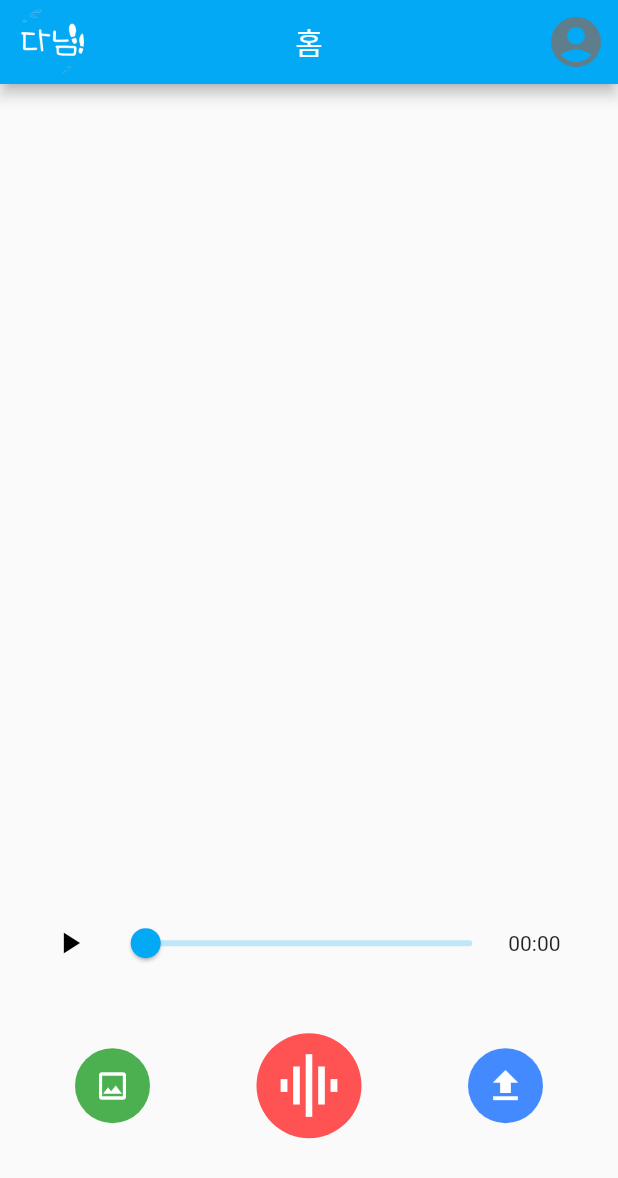
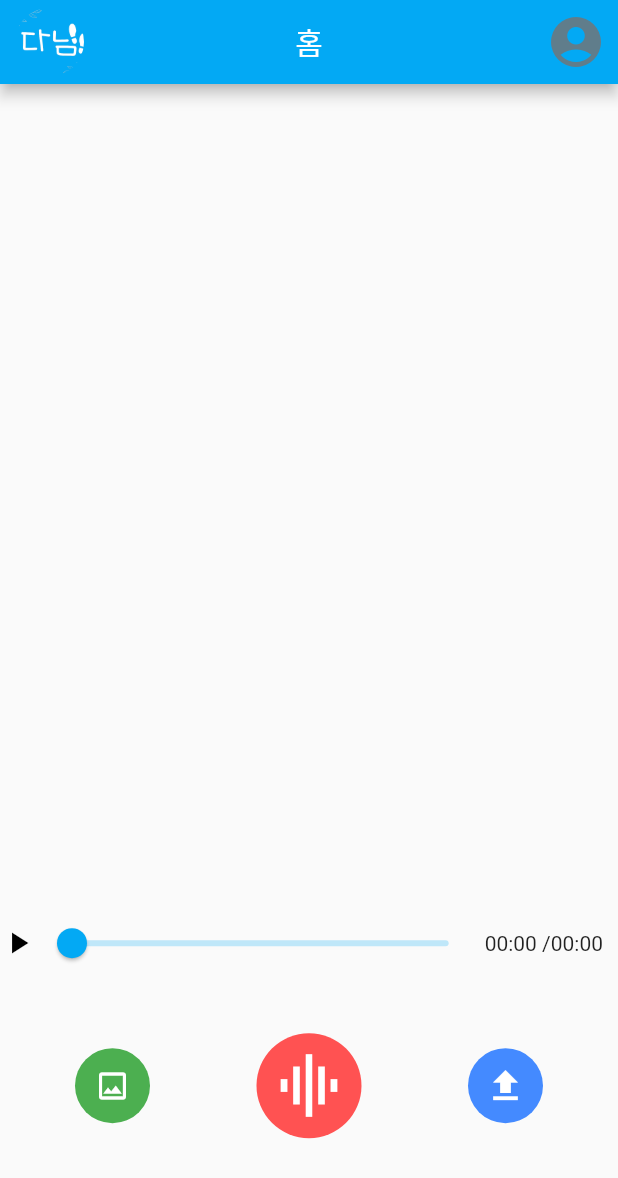
Before and after one commit to popurach/Danim, a Flutter app: the RecordView screen opened directly, on a phone screen of 412 x 824 dp. Shown: the top 1178 px of the screen. Run offline on Flutter 3.47's test engine with Material 2 defaults, Android fonts, the phone set to English and light mode, and no system bars; drawn by our look-alikes of cached_network_image; our stand-ins replace animated_bottom_navigation_bar, audioplayers, camera, carousel_slider, device_info_plus, dio and 10 more; missing offline and left inert: animated_icon_button, kakao_flutter_sdk, multi_image_picker_view, record; accounts and stored records are empty; network calls fail; statements that could not run were skipped.

Commit message:
[FE] refactor: 오디오 플레이어 모양 수정

```diff
--- a/frontend/lib/module/audio_player_view.dart
+++ b/frontend/lib/module/audio_player_view.dart
@@ -7,17 +7,14 @@ class AudioPlayerView extends StatelessWidget {
   Widget build(BuildContext context) {
     return Container(
       margin: const EdgeInsets.only(top: 10, bottom: 10),
-        padding: const EdgeInsets.only(left: 20, right: 20),
       child: Consumer<AudioPlayerViewModel>(
         builder: (context, viewModel, child) {
           return Row(
             mainAxisAlignment: MainAxisAlignment.spaceBetween,
             children: [
               // 재생 버튼
-              Expanded(
-                flex: 1,
-                child: IconButton(
-                    onPressed: () {
+              InkWell(
+                  onTap: () {
                     // playSound
                     if (viewModel.isPlaying) {
                       viewModel.pauseRecordedFile();
@@ -25,25 +22,23 @@ class AudioPlayerView extends StatelessWidget {
                       viewModel.playRecordedFile();
                     }
                   },
-                    icon: Icon(
+                  child: Icon(
                     viewModel.isPlaying ? Icons.pause : Icons.play_arrow,
                     color: Colors.black,
                   )),
-              ),
               // 프로그레스 바
               Expanded(
-                flex: 5,
-                child: Container(
-                  width: MediaQuery.of(context).size.width * 0.65,
-                  child: viewModel.duration != Duration(seconds: 0)
+                child: viewModel.duration != const Duration(microseconds: 0)
                     ? Slider(
                         // 현재 위치
-                          value: viewModel.audioPosition.inSeconds.toDouble(),
+                        value:
+                            viewModel.audioPosition.inMicroseconds.toDouble(),
                         // 최대 길이 = 음성 파일 길이
-                          max: viewModel.duration!.inSeconds.toDouble(),
+                        max: viewModel.duration.inMicroseconds.toDouble(),
                         onChanged: (value) {
                           // 위치 지속적으로 갱신
-                            final position = Duration(seconds: value.toInt());
+                          final position =
+                              Duration(microseconds: value.toInt());
                           viewModel.seekTo(position);
                         },
                       )
@@ -53,17 +48,27 @@ class AudioPlayerView extends StatelessWidget {
                         onChanged: (double value) {},
                       ),
               ),
+              viewModel.audioPosition.inSeconds.toInt() <= 9
+                  ? Text(
+                      '00:0${viewModel.audioPosition.inSeconds.toInt()} /',
+                    )
+                  : Text(
+                      '00:${viewModel.audioPosition.inSeconds.toInt()} /',
                     ),
-              Expanded(
-                flex: 1,
-                  child: viewModel.duration != Duration(seconds: 0)
-                      ? viewModel.duration!.inSeconds.toInt() <= 9
-                      ? Text('00:0${viewModel.duration!.inSeconds.toInt()}')
-                      : Text('00:${viewModel.duration!.inSeconds.toInt()}')
-                      : Text('00:00')
+              viewModel.duration.inSeconds.toInt() <= 9
+                  ? Text(
+                      '00:0${viewModel.duration.inSeconds.toInt()}',
+                    )
+                  : Text(
+                      '00:${viewModel.duration.inSeconds.toInt()}',
+                    ),
+              const SizedBox(
+                width: 10,
               )
             ],
           );
-        }));
+        },
+      ),
+    );
   }
 }
--- a/frontend/lib/module/audio_player_view_model.dart
+++ b/frontend/lib/module/audio_player_view_model.dart
@@ -7,7 +7,7 @@ class AudioPlayerViewModel extends ChangeNotifier {
   String? _audioFilePath = null;
   late bool _playStarted = false;
   late bool _isPlaying = false;
-  late Duration _duration = Duration(seconds: 0);
+  late Duration _duration = const Duration(microseconds: 0);
 
   final AudioPlayer audioPlayer = AudioPlayer();
   Duration _audioPosition = Duration.zero;
@@ -47,7 +47,9 @@ class AudioPlayerViewModel extends ChangeNotifier {
 
   // 재생 시작
   Future<void> playRecordedFile() async {
-    if (isPlaying == true || getAudioFilePath == null || getAudioFilePath!.isEmpty) {
+    if (isPlaying == true ||
+        getAudioFilePath == null ||
+        getAudioFilePath!.isEmpty) {
       return;
     } else {
       await audioPlayer.play(DeviceFileSource(_audioFilePath!));
@@ -76,13 +78,12 @@ class AudioPlayerViewModel extends ChangeNotifier {
   // 일시정지
   Future<void> pauseRecordedFile() async {
     if (isPlaying == true) {
-        audioPlayer.pause();
-        isPlaying = false;
-        notifyListeners();
-      } else {
+      audioPlayer.pause();
+      isPlaying = false;
+      notifyListeners();
+    } else {
       return;
     }
-
   }
 
   // 계속 재생
@@ -94,7 +95,6 @@ class AudioPlayerViewModel extends ChangeNotifier {
     } else {
       return;
     }
-
   }
 
   // 완전 멈춤
@@ -106,7 +106,6 @@ class AudioPlayerViewModel extends ChangeNotifier {
     } else {
       return;
     }
-
   }
 
   // 위치 갱신
--- a/frontend/lib/views/record_screen.dart
+++ b/frontend/lib/views/record_screen.dart
@@ -32,15 +32,14 @@ class RecordView extends StatelessWidget {
                     SizedBox(
                       height: MediaQuery.of(context).size.height * 0.575,
                       // 컨슈머로 변화 감지
-                      child:
-                      ChangeNotifierProvider(
+                      child: ChangeNotifierProvider(
                         create: (_) => ImagesPageViewModel(
-                            xFileList : recordViewModel.imageList),
+                            xFileList: recordViewModel.imageList),
                         child: const ImagesPageView(),
                       ),
                     ),
                     Container(
-                      margin: const EdgeInsets.only(top:25),
+                        margin: const EdgeInsets.only(top: 25),
                         padding: const EdgeInsets.only(left: 30, right: 30),
                         height: 30,
                         child: Row(
@@ -67,7 +66,7 @@ class RecordView extends StatelessWidget {
                           ],
                         )),
                     Container(
-                      margin: EdgeInsets.only(top:10),
+                      margin: const EdgeInsets.only(top: 10),
                       child: ChangeNotifierProvider<AudioPlayerViewModel>(
                         create: (_) => recordViewModel.audioPlayerViewModel,
                         child: AudioPlayerView(),
@@ -75,7 +74,7 @@ class RecordView extends StatelessWidget {
                     ),
                     // 버튼 컨테이너
                     Container(
-                      padding: EdgeInsets.only(top:26),
+                      padding: const EdgeInsets.only(top: 26),
                       child: Row(
                         mainAxisAlignment: MainAxisAlignment.spaceBetween,
                         children: [
@@ -133,8 +132,8 @@ class RecordView extends StatelessWidget {
                             child: IconButton(
                               onPressed: () {
                                 recordViewModel.uploadConfirm(
-                                    context,
-                                    appViewModel.userInfo,
+                                  context,
+                                  appViewModel.userInfo,
                                 );
                               },
                               icon: const Icon(Icons.upload, size: 28),
--- a/frontend/lib/views/search_bar_view.dart
+++ b/frontend/lib/views/search_bar_view.dart
@@ -1,14 +1,11 @@
-import 'dart:typed_data';
-
 import 'package:cached_network_image/cached_network_image.dart';
 import 'package:danim/view_models/app_view_model.dart';
+import 'package:danim/view_models/search_bar_view_model.dart';
 import 'package:danim/view_models/search_result_view_model.dart';
 import 'package:danim/view_models/user_timeline_list_view_model.dart';
 import 'package:danim/views/search_result_page.dart';
 import 'package:danim/views/user_timeline_list_view.dart';
 import 'package:flutter/material.dart';
-
-import 'package:danim/view_models/search_bar_view_model.dart';
 import 'package:provider/provider.dart';
 
 class SearchBar extends StatelessWidget {
@@ -44,7 +41,7 @@ class SearchBar extends StatelessWidget {
                                         color: Colors.black54, width: 2),
                                   )),
                               child: Container(
-                                margin: EdgeInsets.only(top: 14),
+                                margin: const EdgeInsets.only(top: 14),
                                 child: SizedBox(
                                   height:
                                       (viewModel.searchedResults.length + 1) *
@@ -76,7 +73,8 @@ class SearchBar extends StatelessWidget {
                                                           )));
                                             },
                                             child: ListTile(
-                                                leading: Icon(Icons.search),
+                                                leading:
+                                                    const Icon(Icons.search),
                                                 title: Text(
                                                     "${viewModel.searchKeyWord}(으)로 검색...")),
                                           );
```
Lines whose indentation alone changed are shown as unchanged.
